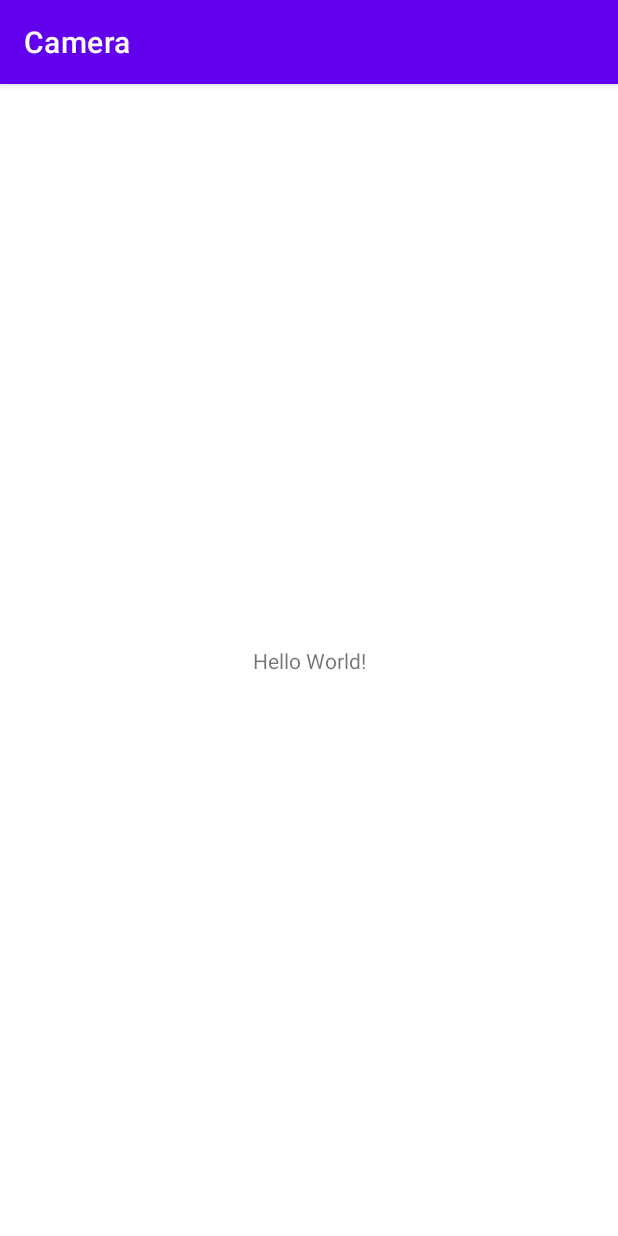
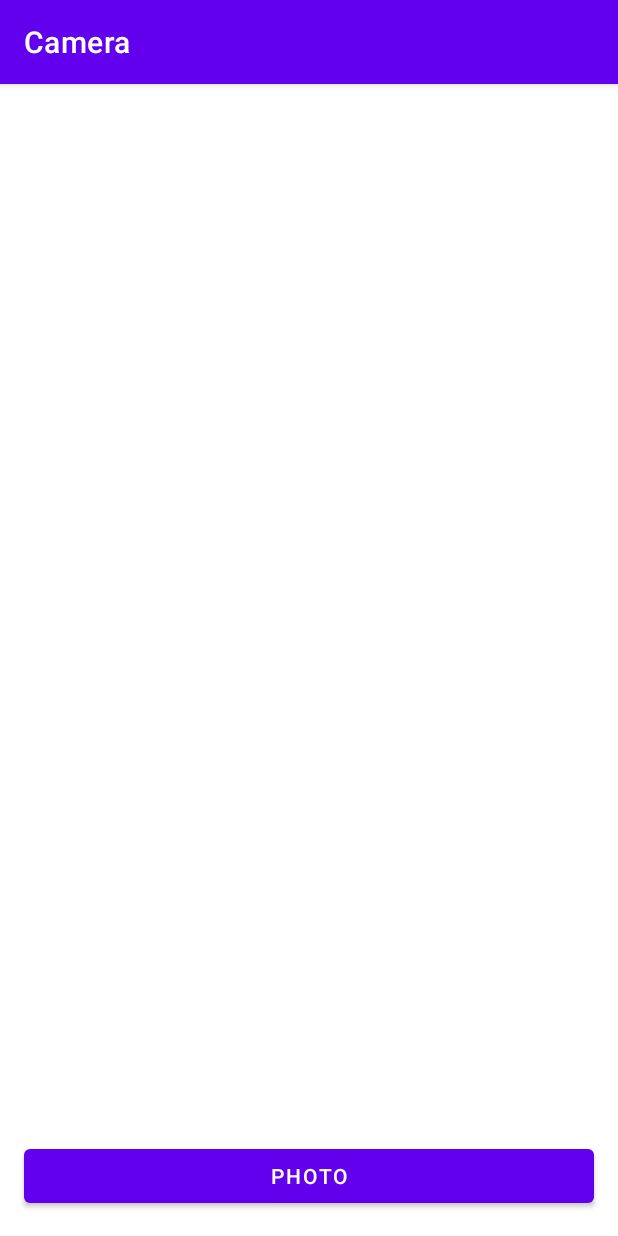
Before and after one commit to itspsdl2022/sdl.Camera, an Android app: the screen it shows after launch (MainActivity), on a phone screen of 412 x 824 dp. Run offline under Robolectric (Android 15) with nearby library versions, the phone set to English and light mode, and no system bars.

```diff
--- a/app/src/main/AndroidManifest.xml
+++ b/app/src/main/AndroidManifest.xml
@@ -3,7 +3,7 @@
     package="jp.ac.titech.itpro.sdl.camera">
 
     <application
-        android:allowBackup="true"
+        android:allowBackup="false"
         android:icon="@mipmap/ic_launcher"
         android:label="@string/app_name"
         android:roundIcon="@mipmap/ic_launcher_round"
--- a/app/src/main/java/jp/ac/titech/itpro/sdl/camera/MainActivity.java
+++ b/app/src/main/java/jp/ac/titech/itpro/sdl/camera/MainActivity.java
@@ -1,14 +1,69 @@
 package jp.ac.titech.itpro.sdl.camera;
+
+import android.content.Intent;
+import android.content.pm.PackageManager;
+import android.graphics.Bitmap;
+import android.os.Bundle;
+import android.view.View;
+import android.widget.Button;
+import android.widget.ImageView;
+import android.widget.Toast;
 
 import androidx.appcompat.app.AppCompatActivity;
 
-import android.os.Bundle;
+import java.util.List;
 
 public class MainActivity extends AppCompatActivity {
+
+    private final static int REQ_PHOTO = 1234;
+    private Bitmap photoImage = null;
 
     @Override
     protected void onCreate(Bundle savedInstanceState) {
         super.onCreate(savedInstanceState);
         setContentView(R.layout.activity_main);
+
+        Button photoButton = findViewById(R.id.photo_button);
+        photoButton.setOnClickListener(new View.OnClickListener() {
+            @Override
+            public void onClick(View v) {
+                Intent intent = new Intent();
+                // TODO: You should setup appropriate parameters for the intent
+
+                PackageManager manager = getPackageManager();
+                List activities = manager.queryIntentActivities(intent, PackageManager.MATCH_DEFAULT_ONLY);
+                if (!activities.isEmpty()) {
+                    startActivityForResult(intent, REQ_PHOTO);
+                } else {
+                    Toast.makeText(MainActivity.this, R.string.toast_no_activities, Toast.LENGTH_LONG).show();
+                }
+            }
+        });
+    }
+
+    private void showPhoto() {
+        if (photoImage == null) {
+            return;
+        }
+        ImageView photoView = findViewById(R.id.photo_view);
+        photoView.setImageBitmap(photoImage);
+    }
+
+    @Override
+    protected void onActivityResult(int reqCode, int resCode, Intent data) {
+        super.onActivityResult(reqCode, resCode, data);
+        switch (reqCode) {
+            case REQ_PHOTO:
+                if (resCode == RESULT_OK) {
+                    // TODO: You should implement the code that retrieve a bitmap image
+                }
+                break;
+        }
+    }
+
+    @Override
+    protected void onResume() {
+        super.onResume();
+        showPhoto();
     }
 }
--- a/app/src/main/res/layout/activity_main.xml
+++ b/app/src/main/res/layout/activity_main.xml
@@ -6,13 +6,25 @@
     android:layout_height="match_parent"
     tools:context=".MainActivity">
 
-    <TextView
-        android:layout_width="wrap_content"
+    <ImageView
+        android:id="@+id/photo_view"
+        android:layout_width="0dp"
+        android:layout_height="0dp"
+        android:layout_margin="@dimen/margin"
+        android:contentDescription="@string/view_photo"
+        app:layout_constraintTop_toTopOf="parent"
+        app:layout_constraintBottom_toTopOf="@id/photo_button"
+        app:layout_constraintLeft_toLeftOf="parent"
+        app:layout_constraintRight_toRightOf="parent" />
+
+    <Button
+        android:id="@+id/photo_button"
+        android:layout_width="0dp"
         android:layout_height="wrap_content"
-        android:text="Hello World!"
+        android:layout_margin="@dimen/margin"
+        android:text="@string/button_photo"
         app:layout_constraintBottom_toBottomOf="parent"
         app:layout_constraintLeft_toLeftOf="parent"
-        app:layout_constraintRight_toRightOf="parent"
-        app:layout_constraintTop_toTopOf="parent" />
+        app:layout_constraintRight_toRightOf="parent" />
 
 </androidx.constraintlayout.widget.ConstraintLayout>
--- /dev/null
+++ b/app/src/main/res/values/dimens.xml
@@ -0,0 +1,5 @@
+<?xml version="1.0" encoding="utf-8"?>
+<resources>
+    <dimen name="padding">16dp</dimen>
+    <dimen name="margin">16dp</dimen>
+</resources>
--- a/app/src/main/res/values/strings.xml
+++ b/app/src/main/res/values/strings.xml
@@ -1,3 +1,7 @@
+<?xml version="1.0" encoding="utf-8"?>
 <resources>
     <string name="app_name">Camera</string>
+    <string name="view_photo">Photo</string>
+    <string name="button_photo">Photo</string>
+    <string name="toast_no_activities">No activities for taking photoes</string>
 </resources>
```
